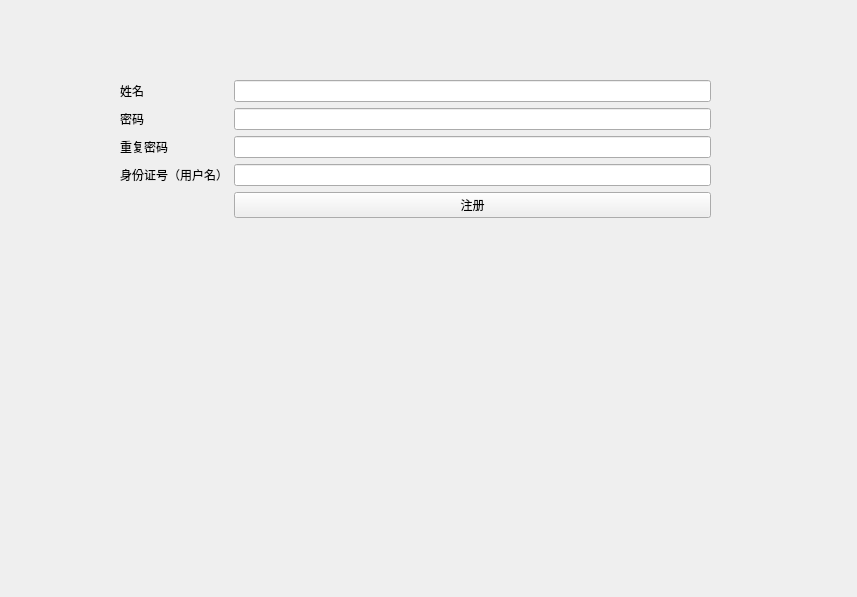
First picture: the form in src/doctor-client/src/doctorregister.ui, repository bit-cs-practicing/MedicalIntelligence, before the edit.
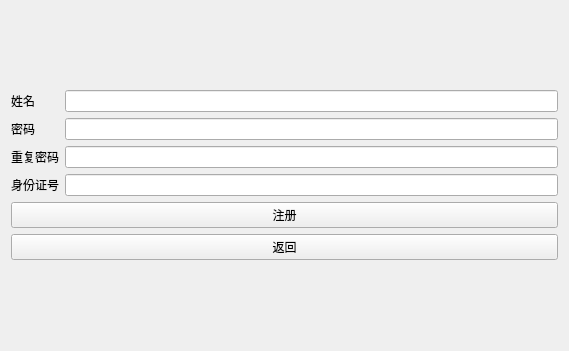
Second picture: the form after the edit.

Commit message: feat(doctor-client/view): improve layout and add return button

Diff of the .ui file:
```diff
--- a/src/doctor-client/src/doctorregister.ui
+++ b/src/doctor-client/src/doctorregister.ui
@@ -6,23 +6,16 @@
    <rect>
     <x>0</x>
     <y>0</y>
-    <width>857</width>
-    <height>597</height>
+    <width>569</width>
+    <height>351</height>
    </rect>
   </property>
   <property name="windowTitle">
    <string>Form</string>
   </property>
-  <widget class="QWidget" name="formLayoutWidget">
-   <property name="geometry">
-    <rect>
-     <x>120</x>
-     <y>80</y>
-     <width>591</width>
-     <height>411</height>
-    </rect>
-   </property>
-   <layout class="QFormLayout" name="formLayout">
+  <layout class="QGridLayout" name="gridLayout_2">
+   <item row="0" column="0">
+    <layout class="QGridLayout" name="gridLayout">
     <item row="0" column="0">
      <widget class="QLabel" name="label">
       <property name="text">
@@ -43,35 +36,43 @@
     <item row="1" column="1">
      <widget class="QLineEdit" name="password"/>
     </item>
+     <item row="2" column="0">
+      <widget class="QLabel" name="label_4">
+       <property name="text">
+        <string>重复密码</string>
+       </property>
+      </widget>
+     </item>
+     <item row="2" column="1">
+      <widget class="QLineEdit" name="checkpass"/>
+     </item>
     <item row="3" column="0">
      <widget class="QLabel" name="label_3">
       <property name="text">
-       <string>身份证号（用户名）</string>
+        <string>身份证号</string>
       </property>
      </widget>
     </item>
     <item row="3" column="1">
      <widget class="QLineEdit" name="did"/>
     </item>
-    <item row="4" column="1">
+     <item row="4" column="0" colspan="2">
      <widget class="QPushButton" name="registerBtn">
       <property name="text">
        <string>注册</string>
       </property>
      </widget>
     </item>
-    <item row="2" column="1">
-     <widget class="QLineEdit" name="checkpass"/>
-    </item>
-    <item row="2" column="0">
-     <widget class="QLabel" name="label_4">
+     <item row="5" column="0" colspan="2">
+      <widget class="QPushButton" name="returnBtn">
       <property name="text">
-       <string>重复密码</string>
+        <string>返回</string>
       </property>
      </widget>
     </item>
    </layout>
-  </widget>
+   </item>
+  </layout>
  </widget>
  <resources/>
  <connections/>
```
Lines whose indentation alone changed are shown as unchanged. The commit also changes 2 other files.
